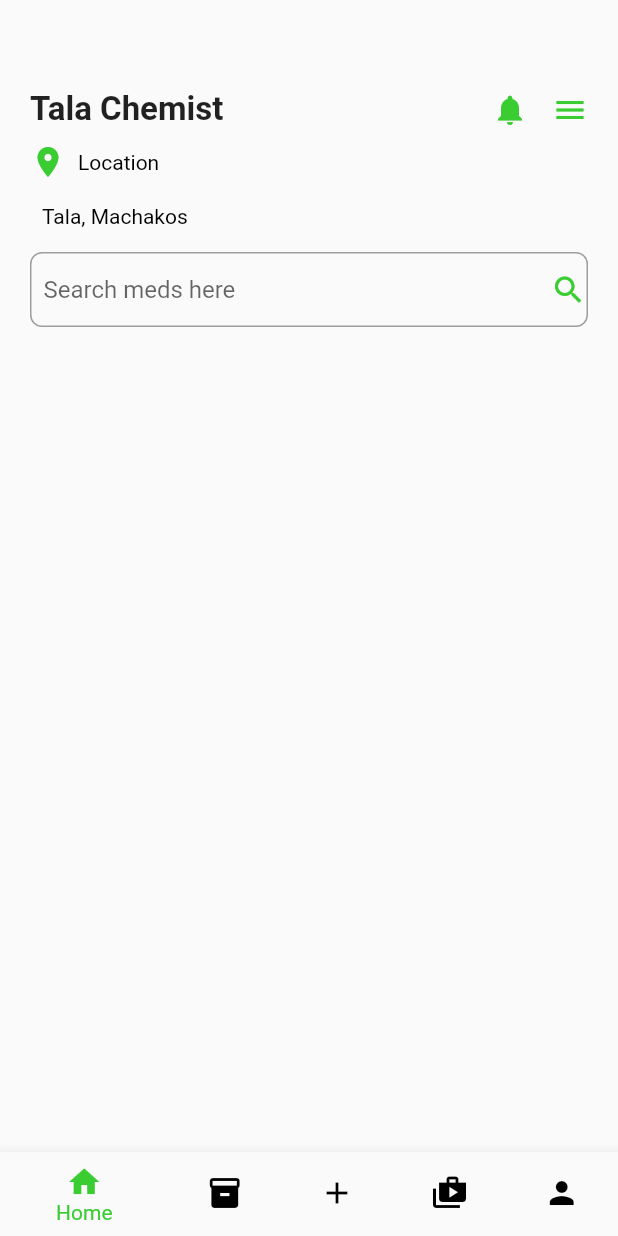
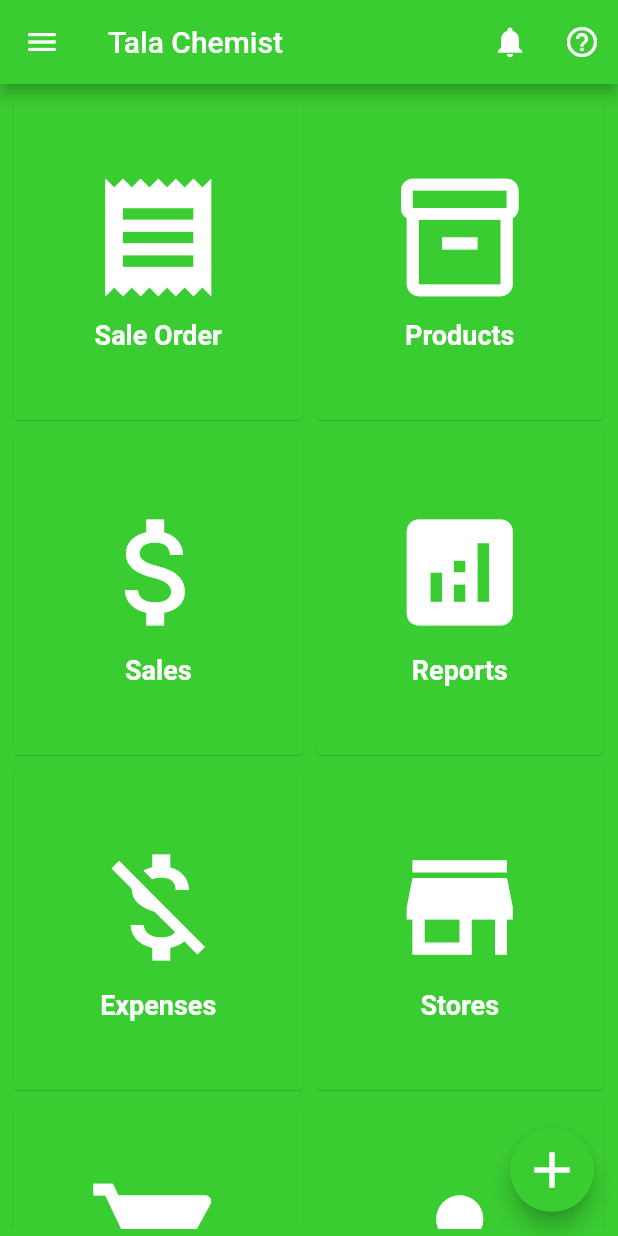
Before and after one commit to johndelphi/medfastgo, a Flutter app: the screen it shows after launch, on a phone screen of 412 x 824 dp. Run offline on Flutter 3.47's test engine with Material 2 defaults, Android fonts, the light colour scheme and no system bars.

Commit message:
Hopepage 101

```diff
--- a/lib/Business/point_of_sale.dart
+++ /dev/null
@@ -1 +0,0 @@
-// ignore: file_names
--- a/lib/pages/home_page.dart
+++ b/lib/pages/home_page.dart
@@ -1,6 +1,23 @@
 import 'package:flutter/material.dart';
-import 'package:medfastgo/pages/notifications_page.dart';
+import 'package:medfastgo/Business/Expense.dart';
+import 'package:medfastgo/Business/Products.dart';
+import 'package:medfastgo/Business/activity.dart';
+import 'package:medfastgo/Business/customers.dart';
+import 'package:medfastgo/Business/other_incomes.dart';
+import 'package:medfastgo/Business/purchase_order.dart';
+import 'package:medfastgo/Business/reports.dart';
+import 'package:medfastgo/Business/representative.dart';
+import 'package:medfastgo/Business/sale_order.dart';
+import 'package:medfastgo/Business/sales.dart';
+import 'package:medfastgo/Business/stores.dart';
+import 'package:medfastgo/Business/supplier.dart';
 import 'package:medfastgo/pages/widgets/navigation_drawer.dart';
+
+void main() {
+  runApp(MaterialApp(
+    home: HomePage(),
+  ));
+}
 
 class HomePage extends StatefulWidget {
   @override
@@ -8,178 +25,181 @@ class HomePage extends StatefulWidget {
 }
 
 class _HomePageState extends State<HomePage> {
-  int _currentIndex = 0;
-  final PageController _pageController = PageController();
-  Color _selectedItemColor = const Color.fromRGBO(58, 205, 50, 1);
-  Color _unselectedItemColor = Colors.black;
+  final List<String> tileNames = [
+    'Sale Order',
+    'Products',
+    'Sales',
+    'Reports',
+    'Expenses',
+    'Stores',
+    'Purchase Order',
+    'Supplier',
+    'Activity',
+    'Customers',
+    'Representative',
+    'Other Income',
+  ];
 
-  @override
-  void dispose() {
-    _pageController.dispose();
-    super.dispose();
-  }
+  final List<IconData> tileIcons = [
+    Icons.receipt,
+    Icons.inventory_2_outlined,
+    Icons.attach_money_outlined,
+    Icons.analytics,
+    Icons.money_off,
+    Icons.store,
+    Icons.shopping_cart,
+    Icons.person,
+    Icons.notifications_active_outlined,
+    Icons.people,
+    Icons.person_add_alt_1_sharp,
+    Icons.monetization_on,
+  ];
 
   @override
   Widget build(BuildContext context) {
     return Scaffold(
-      body: Padding(
-        padding:
-            const EdgeInsets.only(top: 60.0), // Add padding only at the top
+      appBar: AppBar(
+        title: Text('Tala Chemist'),
+        backgroundColor: Color.fromRGBO(58, 205, 50, 1),
+        actions: [
+          IconButton(
+            icon: Icon(Icons.notifications),
+            onPressed: () {
+              // Handle notification icon click here
+            },
+          ),
+          IconButton(
+            icon: const Icon(Icons.help_outline),
+            onPressed: () {
+              // Handle question mark icon click here
+            },
+          ),
+        ],
+      ),
+      body: Container(
+        color: Color.fromRGBO(58, 205, 50, 1),
+        child: Padding(
+          padding: const EdgeInsets.all(5.0),
           child: Column(
             crossAxisAlignment: CrossAxisAlignment.start,
             children: [
-            Container(
-              margin: const EdgeInsets.symmetric(
-                  horizontal: 20), // Add left and right margins of 20 pixels
-              child: Row(
-                children: [
-                  const Text(
-                    'Tala Chemist',
-                    style: TextStyle(
-                      fontWeight: FontWeight.bold,
-                      fontSize: 22,
+              Expanded(
+                child: GridView.builder(
+                  gridDelegate: const SliverGridDelegateWithFixedCrossAxisCount(
+                    crossAxisCount: 2,
+                    childAspectRatio: 0.9,
                   ),
-                  ),
-                  const Spacer(), // Pushes icons to the right
-                  InkWell(
-                    onTap: () {
-                      Navigator.of(context).push(MaterialPageRoute(
-                        builder: (context) => NotificationsPage(),
-                      ));
+                  itemCount: tileNames.length,
+                  itemBuilder: (context, index) {
+                    return buildClickableTile(
+                        context, tileNames[index], tileIcons[index]);
                   },
-                    child: const Icon(
-                      Icons.notifications,
-                      color: Color.fromRGBO(58, 205, 50, 1),
-                    ),
-                  ),
-                  const SizedBox(width: 16),
-                  // Icon(
-                  //   Icons.menu,
-                  //   color: Colors.green,
-                  // ),
-                  InkWell(
-                    onTap: () {
-                      Navigator.of(context).push(MaterialPageRoute(
-                        builder: (context) => NavigationDrawerWidget(),
-                      ));
-                    },
-                    child: const Icon(
-                      Icons.menu,
-                      color: Color.fromRGBO(58, 205, 50, 1),
                 ),
               ),
             ],
           ),
         ),
+      ),
+      drawer: Drawer(
+        width: MediaQuery.of(context).size.width * 0.9,
+        child: NavigationDrawerWidget(),
+      ),
+      floatingActionButton: FloatingActionButton(
+        backgroundColor: const Color.fromRGBO(58, 205, 50, 1),
+        onPressed: () {
+          // Handle floating action button click here
+        },
+        child: const Icon(Icons.add, size: 40),
+      ),
+    );
+  }
 
-            const SizedBox(height: 10), // Add spacing below the header
-            Container(
-              margin: const EdgeInsets.symmetric(
-                  horizontal: 20), // Add left margin of 10 pixels
-              child: const Row(
-                mainAxisAlignment: MainAxisAlignment.start,
+  void navigateToDetailScreen(BuildContext context, String name) {
+    switch (name) {
+      case 'Sale Order':
+        Navigator.of(context)
+            .push(MaterialPageRoute(builder: (context) => SaleOrder()));
+        break;
+      case 'Products':
+        Navigator.of(context)
+            .push(MaterialPageRoute(builder: (context) => Products()));
+        break;
+      case 'Sales':
+        Navigator.of(context)
+            .push(MaterialPageRoute(builder: (context) => Sales()));
+        break;
+      case 'Reports':
+        Navigator.of(context)
+            .push(MaterialPageRoute(builder: (context) => Reports()));
+        break;
+      case 'Expenses':
+        Navigator.of(context)
+            .push(MaterialPageRoute(builder: (context) => Expenses()));
+        break;
+      case 'Stores':
+        Navigator.of(context)
+            .push(MaterialPageRoute(builder: (context) => Stores()));
+        break;
+      case 'Purchase Order':
+        Navigator.of(context)
+            .push(MaterialPageRoute(builder: (context) => PurchaseOrder()));
+        break;
+      case 'Supplier':
+        Navigator.of(context)
+            .push(MaterialPageRoute(builder: (context) => Supplier()));
+        break;
+      case 'Activity':
+        Navigator.of(context)
+            .push(MaterialPageRoute(builder: (context) => Activity()));
+        break;
+      case 'Customers':
+        Navigator.of(context)
+            .push(MaterialPageRoute(builder: (context) => Customers()));
+        break;
+      case 'Representative':
+        Navigator.of(context)
+            .push(MaterialPageRoute(builder: (context) => Representative()));
+        break;
+      case 'Other Income':
+        Navigator.of(context)
+            .push(MaterialPageRoute(builder: (context) => OtherIncome()));
+        break;
+      default:
+        Navigator.of(context)
+            .push(MaterialPageRoute(builder: (context) => HomePage()));
+        break;
+    }
+  }
+
+  Widget buildClickableTile(BuildContext context, String name, IconData icon) {
+    return GestureDetector(
+      onTap: () {
+        navigateToDetailScreen(context, name);
+      },
+      child: Card(
+        elevation: 0.2,
+        color: const Color.fromRGBO(58, 205, 50, 1),
+        child: Column(
+          mainAxisAlignment: MainAxisAlignment.center,
           children: [
             Icon(
-                    Icons.location_on,
-                    color: Color.fromRGBO(58, 205, 50, 1),
+              icon,
+              size: 94,
+              color: Colors.white,
             ),
-                  SizedBox(width: 8),
+            const SizedBox(height: 8),
             Text(
-                    'Location',
-                    style: TextStyle(
-                      color: Colors.black,
+              name,
+              textAlign: TextAlign.center,
+              style: const TextStyle(
+                fontSize: 18,
+                fontWeight: FontWeight.bold,
+                color: Colors.white,
               ),
             ),
           ],
         ),
       ),
-            const SizedBox(height: 16),
-            Container(
-              margin: const EdgeInsets.symmetric(
-                  horizontal: 20), // Add left margin of 10 pixels
-              child: const Row(
-                children: [
-                  SizedBox(width: 8),
-                  Text(
-                    'Tala, Machakos',
-                    style: TextStyle(
-                      color: Colors.black,
-                    ),
-                  ),
-                ],
-              ),
-            ),
-            const SizedBox(height: 16),
-            Container(
-              margin: const EdgeInsets.symmetric(
-                  horizontal: 20), // Add left margin of 10 pixels
-              child: Container(
-                width: 390,
-                decoration: BoxDecoration(
-                  border: Border.all(
-                    color: Colors.grey,
-                    width: 1,
-                  ),
-                  borderRadius: BorderRadius.circular(8),
-                ),
-                child: const Row(
-                  children: [
-                    SizedBox(width: 8),
-                    Expanded(
-                      child: TextField(
-                        decoration: InputDecoration(
-                          border: InputBorder.none,
-                          hintText: 'Search meds here',
-                        ),
-                      ),
-                    ),
-                    Icon(
-                      Icons.search,
-                      color: Color.fromRGBO(58, 205, 50, 1),
-                      // SizedBox(width: 8),
-                    ),
-                  ],
-                ),
-              ),
-            ),
-          ],
-        ),
-      ),
-      bottomNavigationBar: BottomNavigationBar(
-        currentIndex: _currentIndex,
-        selectedItemColor: _selectedItemColor,
-        unselectedItemColor: _unselectedItemColor,
-        onTap: (index) {
-          setState(() {
-            _currentIndex = index;
-            _selectedItemColor = const Color.fromRGBO(
-                58, 205, 50, 1); // Change color when clicked
-          });
-          _pageController.jumpToPage(index);
-        },
-        items: const [
-          BottomNavigationBarItem(
-            icon: Icon(Icons.home),
-            label: 'Home',
-          ),
-          BottomNavigationBarItem(
-            icon: Icon(Icons.inventory),
-            label: 'Inventory',
-          ),
-          BottomNavigationBarItem(
-            icon: Icon(Icons.add),
-            label: 'Add',
-          ),
-          BottomNavigationBarItem(
-            icon: Icon(Icons.shop_2),
-            label: 'POS',
-          ),
-          BottomNavigationBarItem(
-            icon: Icon(Icons.person),
-            label: 'Profile',
-          ),
-        ],
-      ),
     );
   }
 }
--- a/pubspec.yaml
+++ b/pubspec.yaml
@@ -35,6 +35,7 @@ dependencies:
   # The following adds the Cupertino Icons font to your application.
   # Use with the CupertinoIcons class for iOS style icons.
   cupertino_icons: ^1.0.2
+  carousel_slider: ^4.2.1
 
 dev_dependencies:
   flutter_test:
```
Also changed, not shown: lib/pages/brand_intro.dart (+13 -13 lines), lib/pages/inventory_page.dart (deleted, +0 -21 lines), lib/pages/my_orders.dart (deleted, +0 -21 lines), lib/pages/notifications_page.dart (deleted, +0 -21 lines), lib/pages/point_of_sale.dart (deleted, +0 -21 lines), lib/pages/widgets/navigation_drawer.dart (+24 -25 lines), lib/Business/inventory_management.dart (deleted), pubspec.lock, 2 other files. Lines whose indentation alone changed are shown as unchanged.
